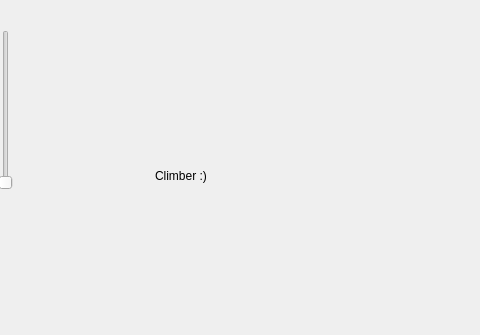
First picture: the form in mainwindow.ui, repository University-of-Utah-CS3505/a8-edu-app-PaulNuffer, before the edit; both pictures show x 185 to 665 and y 0 to 335 of the 800 by 600 pixel window.
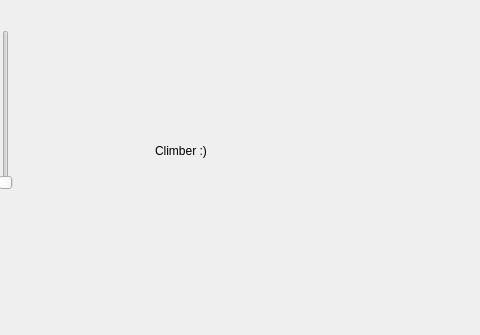
Second picture: the form after the edit.

Commit message: Added rope visualization code, attempted to tune rope, added a peg for the rope to hang over

Diff of the .ui file:
```diff
--- a/mainwindow.ui
+++ b/mainwindow.ui
@@ -35,8 +35,8 @@
      <rect>
       <x>340</x>
       <y>140</y>
-      <width>171</width>
-      <height>71</height>
+      <width>51</width>
+      <height>21</height>
      </rect>
     </property>
     <property name="text">
```
Left out of the diff: 11 changed lines with no effect on the pictures. The commit also changes 2 other files.
